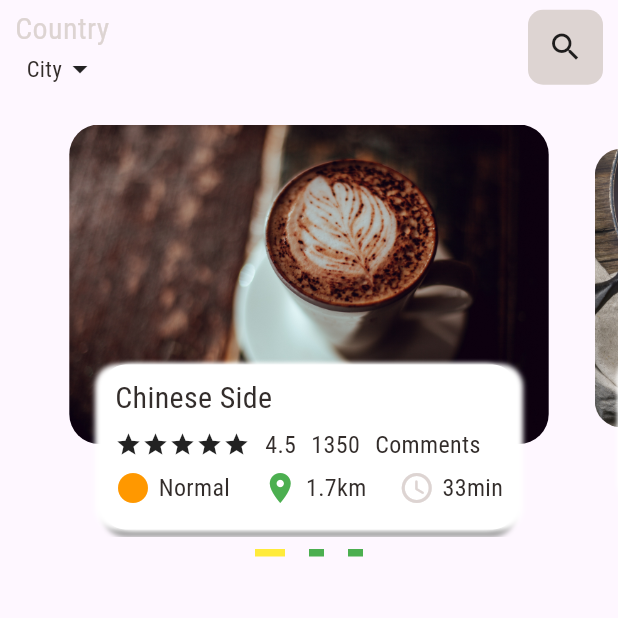
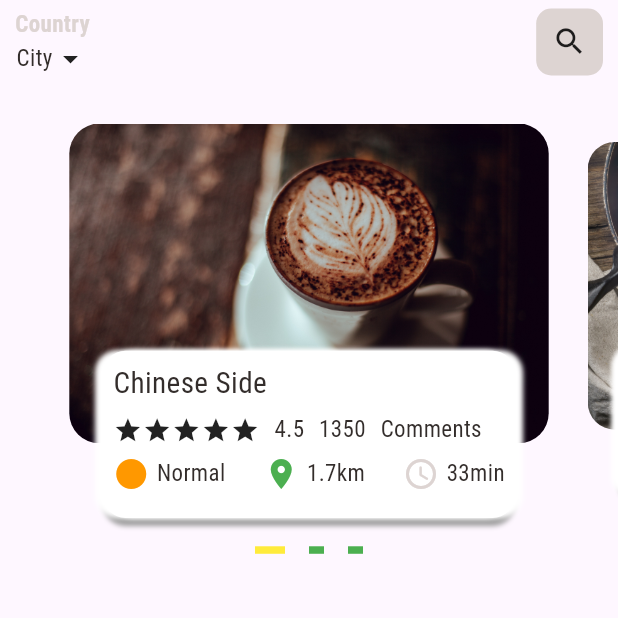
Before and after one commit to VengAnn/flutter_ecommerce_app, a Flutter app: the screen it shows after launch, on a phone screen of 412 x 824 dp, the top half of it. Run offline on Flutter 3.47's test engine with Material 2 defaults, Android fonts, the phone set to English and light mode, and no system bars; drawn by our look-alikes of carousel_slider; our stand-ins replace get.

Commit message:
update first

```diff
--- a/lib/home/food_page_body.dart
+++ b/lib/home/food_page_body.dart
@@ -1,5 +1,6 @@
 import 'package:flutter/material.dart';
 import 'package:carousel_slider/carousel_slider.dart';
+import 'package:flutter_e_commerce_app_with_backend/utils/dimensions.dart';
 
 import '../utils/app_colors.dart';
 import '../widgets/big_text.dart';
@@ -62,15 +63,16 @@ class _FoodPageBodyState extends State<FoodPageBody> {
   int currentPageValue = 0;
   @override
   Widget build(BuildContext context) {
+    // print("currentHeight: ${MediaQuery.of(context).size.height}");
     return Column(
       children: [
         // ignore: sized_box_for_whitespace
         Container(
-          height: 300,
-          //color: Colors.amber,
+          height: Dimensions.parentCarouselContainer, // height: 350,
+          // color: Colors.amber,
           child: CarouselSlider(
             options: CarouselOptions(
-              height: 250.0,
+              height: Dimensions.carouselContainer,
               viewportFraction: 0.8,
               initialPage: 0,
               enableInfiniteScroll: false,
@@ -80,7 +82,7 @@ class _FoodPageBodyState extends State<FoodPageBody> {
               // autoPlayAnimationDuration: Duration(milliseconds: 800),
               autoPlayCurve: Curves.fastOutSlowIn,
               enlargeCenterPage: true,
-              enlargeFactor: 0.3,
+              enlargeFactor: 0.26,
               onPageChanged: (index, reason) {
                 currentPageValue = index;
                 setState(() {});
@@ -95,19 +97,23 @@ class _FoodPageBodyState extends State<FoodPageBody> {
                     children: [
                       Container(
                         width: MediaQuery.of(context).size.width * 0.8,
+
                         margin: const EdgeInsets.symmetric(horizontal: 5.0),
                         // decoration: const BoxDecoration(color: Colors.amber),
                         child: i, // Show imageList
                       ),
                       //
                       Positioned.fill(
-                        bottom: -20,
+                        bottom: -Dimensions.height20,
                         child: Align(
                           alignment: Alignment.bottomCenter,
                           child: Container(
-                            width: MediaQuery.of(context).size.width / 1.5,
-                            height: 110,
-                            // margin: EdgeInsets.only(bottom: 0),
+                            height: Dimensions
+                                .carouselTextContainer, // maybe height equal: 110,
+                            margin: EdgeInsets.only(
+                              left: Dimensions.paddingLeft20,
+                              right: Dimensions.paddingLeft20,
+                            ),
                             decoration: BoxDecoration(
                               borderRadius: BorderRadius.circular(15.0),
                               color: Colors.white,
@@ -130,49 +136,54 @@ class _FoodPageBodyState extends State<FoodPageBody> {
                               ],
                             ),
                             child: Padding(
-                              padding: const EdgeInsets.all(8.0),
+                              padding: EdgeInsets.all(Dimensions.padding7),
+                              // ignore: avoid_unnecessary_containers
                               child: Container(
                                 child: Column(
                                   crossAxisAlignment: CrossAxisAlignment.start,
                                   children: [
-                                    const BigText(text: "Chinese Side"),
-                                    const SizedBox(height: 5.0),
+                                    BigText(
+                                      text: "Chinese Side",
+                                      size: Dimensions.fontSize20,
+                                    ),
+                                    SizedBox(height: Dimensions.height5),
                                     Row(
                                       children: [
                                         Wrap(
                                           children: List.generate(
                                             5,
-                                            (index) => const Icon(
+                                            (index) => Icon(
                                               Icons.star,
-                                              size: 18,
+                                              size: Dimensions
+                                                  .fontSize20, //size:20
                                             ),
                                           ),
                                         ),
-                                        const SizedBox(
-                                          width: 10.0,
+                                        SizedBox(
+                                          width: Dimensions.width10,
                                         ),
                                         //
                                         SmallText(
                                           text: "4.5",
-                                          size: 16,
+                                          size: Dimensions.fontSize15,
                                         ),
-                                        const SizedBox(
-                                          width: 10.0,
+                                        SizedBox(
+                                          width: Dimensions.width10,
                                         ),
                                         SmallText(
                                           text: "1350",
-                                          size: 16,
+                                          size: Dimensions.fontSize15,
                                         ),
-                                        const SizedBox(
-                                          width: 10.0,
+                                        SizedBox(
+                                          width: Dimensions.width10,
                                         ),
                                         SmallText(
                                           text: "Comments",
-                                          size: 16,
+                                          size: Dimensions.fontSize15,
                                         ),
                                       ],
                                     ),
-                                    const SizedBox(height: 5.0),
+                                    SizedBox(height: Dimensions.height5),
                                     //
                                     Row(
                                       mainAxisAlignment:
@@ -181,20 +192,20 @@ class _FoodPageBodyState extends State<FoodPageBody> {
                                         IconAndTextReusableWidget(
                                           icondata: Icons.circle_sharp,
                                           text: "Normal",
+                                          sizeText: Dimensions.fontSize15,
                                           colorIcons: Colors.orange,
-                                          sizeText: 16.0,
                                         ),
                                         IconAndTextReusableWidget(
                                           icondata: Icons.location_on,
                                           colorIcons: Colors.green,
                                           text: "1.7km",
-                                          sizeText: 16.0,
+                                          sizeText: Dimensions.fontSize15,
                                         ),
                                         IconAndTextReusableWidget(
                                           icondata: Icons.access_time_rounded,
                                           colorIcons: AppColor.mainColor,
                                           text: "33min",
-                                          sizeText: 16.0,
+                                          sizeText: Dimensions.fontSize15,
                                         ),
                                       ],
                                     ),
--- a/lib/home/main_food_page.dart
+++ b/lib/home/main_food_page.dart
@@ -1,6 +1,7 @@
 import 'package:flutter/material.dart';
 import 'package:flutter_e_commerce_app_with_backend/home/food_page_body.dart';
 import 'package:flutter_e_commerce_app_with_backend/utils/app_colors.dart';
+import 'package:flutter_e_commerce_app_with_backend/utils/dimensions.dart';
 import 'package:flutter_e_commerce_app_with_backend/widgets/big_text.dart';
 import 'package:flutter_e_commerce_app_with_backend/widgets/small_text.dart';
 
@@ -27,16 +28,17 @@ class _MainFoodPageState extends State<MainFoodPage> {
                 children: [
                   Column(
                     children: [
-                      const BigText(
+                      BigText(
                         text: "Country",
                         color: AppColor.mainColor,
-                        size: 20,
+                        fontWeight: FontWeight.bold,
+                        size: Dimensions.fontSize15,
                       ),
                       Row(
                         children: [
                           SmallText(
                             text: "City",
-                            size: 15,
+                            size: Dimensions.fontSize15,
                           ),
                           const Icon(
                             Icons.arrow_drop_down,
@@ -46,15 +48,16 @@ class _MainFoodPageState extends State<MainFoodPage> {
                     ],
                   ),
                   Container(
-                    width: 50,
-                    height: 50,
+                    width: Dimensions.iconSizeHeight45,
+                    height: Dimensions.iconSizeHeight45,
                     decoration: BoxDecoration(
                       borderRadius: BorderRadius.circular(10.0),
                       color: AppColor.mainColor,
                     ),
-                    child: const Center(
+                    child: Center(
                       child: Icon(
                         Icons.search,
+                        size: Dimensions.iconSize17,
                       ),
                     ),
                   ),
--- a/lib/main.dart
+++ b/lib/main.dart
@@ -1,5 +1,6 @@
 import 'package:flutter/material.dart';
 import 'package:flutter_e_commerce_app_with_backend/home/main_food_page.dart';
+import 'package:get/get.dart';
 
 void main() {
   runApp(const MyApp());
@@ -10,7 +11,7 @@ class MyApp extends StatelessWidget {
 
   @override
   Widget build(BuildContext context) {
-    return MaterialApp(
+    return GetMaterialApp(
       debugShowCheckedModeBanner: false,
       theme: ThemeData(
         colorScheme: ColorScheme.fromSeed(seedColor: Colors.deepPurple),
--- /dev/null
+++ b/lib/utils/dimensions.dart
@@ -0,0 +1,28 @@
+import 'package:get/get.dart';
+
+//Dimentsions is meaning size such as width height panding and other...
+class Dimensions {
+  static double screenHeight = Get.context!.height;
+  static double screenWidth = Get.context!.width;
+
+  //844 is height of fullScreen and i want to height=10
+  //you can => 844/10 = 84.4;
+  static double carouselContainer = screenHeight / 3.4;
+  static double parentCarouselContainer = screenHeight / 2.7;
+  static double carouselTextContainer = screenHeight / 7.4;
+
+  static double height10 = screenHeight / 84.4;
+  static double height20 = screenHeight / 40.2;
+  static double height5 = screenHeight / 126.6;
+  static double width10 = screenHeight / 84.4;
+  static double paddingLeft20 = screenHeight / 30.0;
+
+  static double fontSize15 = screenHeight / 53.74;
+  static double fontSize20 = screenHeight / 42.2;
+
+  static double padding7 = screenHeight / 120.2;
+
+  //IconSize
+  static double iconSizeHeight45 = screenHeight / 18.5;
+  static double iconSize17 = screenHeight / 35.2;
+}
--- a/lib/widgets/big_text.dart
+++ b/lib/widgets/big_text.dart
@@ -1,4 +1,6 @@
 import 'package:flutter/material.dart';
+
+import '../utils/dimensions.dart';
 
 class BigText extends StatelessWidget {
   final Color? color;
--- a/lib/widgets/small_text.dart
+++ b/lib/widgets/small_text.dart
@@ -1,4 +1,5 @@
 import 'package:flutter/material.dart';
+import 'package:flutter_e_commerce_app_with_backend/utils/dimensions.dart';
 
 // ignore: must_be_immutable
 class SmallText extends StatelessWidget {
```
